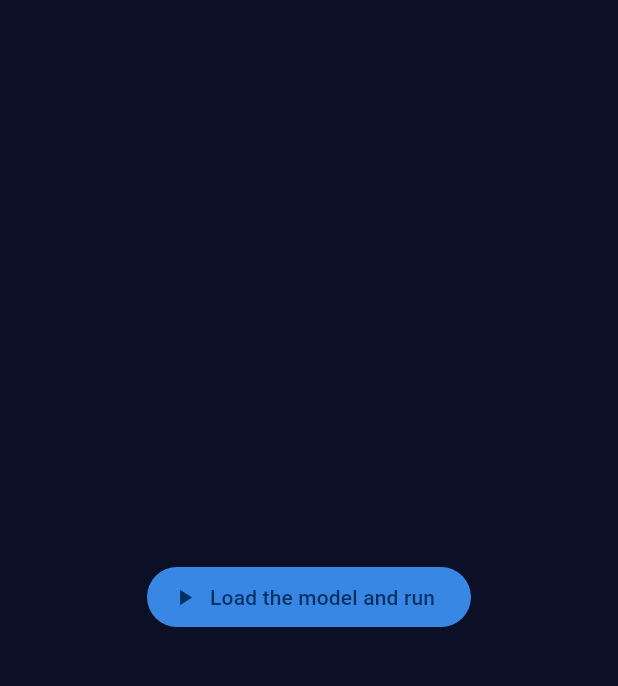
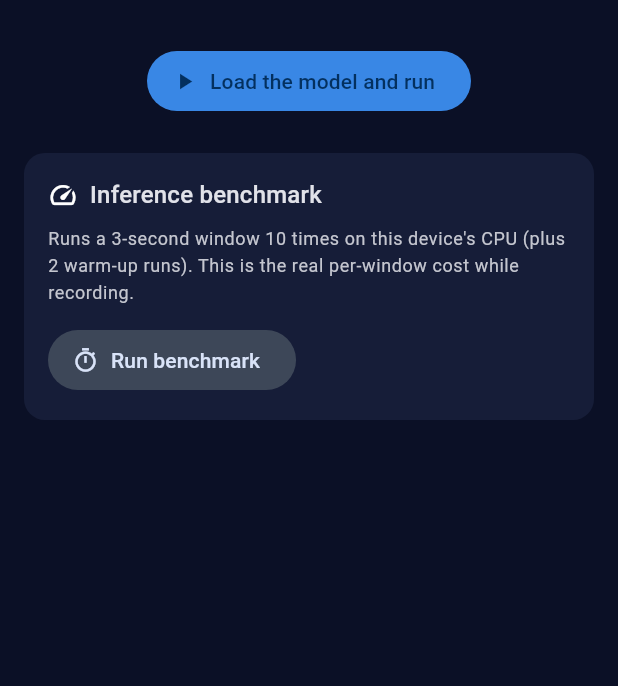
Before and after one commit to 14790897/sleep-secret, a Flutter app: the DiagnosticView screen opened by its route, on a phone screen of 412 x 824 dp, the part 63-749 px from its top. Run offline on Flutter 3.47's test engine with Material 3 defaults, Android fonts, the light colour scheme and no system bars; our stand-ins replace just_audio, package_info_plus, sqflite, sqflite_common_ffi; missing offline and left inert: file_selector, flutter_foreground_task, flutter_onnxruntime, record, saf_stream, saf_util; accounts and stored records are empty; generated files the repository leaves out were written again.

Commit message:
feat: 诊断页加推理基准按钮
在设备上直接量「一个 3 秒窗口要处理多久」：走和录音时完全相同的
classifySamples（预处理 + 推理 + 结果组装），2 次预热 + 10 次采样，
显示中位/最快/最慢。之前只有 PC 的 15ms 参考，真机数字一直是空的。

```diff
--- a/app/lib/l10n/app_en.arb
+++ b/app/lib/l10n/app_en.arb
@@ -153,6 +153,11 @@
   "diagLoadAndRun": "Load the model and run",
   "diagRunning": "Running…",
   "diagUnknownError": "Unknown error",
+  "diagBenchmarkTitle": "Inference benchmark",
+  "diagBenchmarkHint": "Runs a 3-second window 10 times on this device's CPU (plus 2 warm-up runs). This is the real per-window cost while recording.",
+  "diagBenchmarkRun": "Run benchmark",
+  "diagBenchmarkRunning": "Measuring…",
+  "diagBenchmarkResult": "Median {median} ms · fastest {min} ms · slowest {max} ms ({runs} runs, {seconds} s window)",
   "diagModel": "Model: {name}",
   "diagClassMapping": "{count} AudioSet labels → {categories} sleep categories",
   "diagMatchPc": "Matches the PC run",
--- a/app/lib/ui/features/diagnostic/view_models/diagnostic_view_model.dart
+++ b/app/lib/ui/features/diagnostic/view_models/diagnostic_view_model.dart
@@ -1,3 +1,5 @@
+import 'dart:math';
+
 import 'package:flutter/foundation.dart';
 
 import '../../../../data/services/diagnostic_fixtures.dart';
@@ -48,6 +50,42 @@ class ClipResult {
   }
 }
 
+/// 一次推理基准的结果。
+///
+/// 纯数据 + 纯计算，方便单测——耗时本身在测试里不可控，但「怎么从
+/// 一堆样本得到中位/最快/最慢」是可以单独验的。
+class InferenceBenchmark {
+  const InferenceBenchmark({
+    required this.runs,
+    required this.windowSeconds,
+    required this.medianMs,
+    required this.minMs,
+    required this.maxMs,
+  });
+
+  /// 从每次的毫秒耗时构造；空列表返回 null。
+  static InferenceBenchmark? fromSamples(
+    List<double> samples, {
+    required int windowSeconds,
+  }) {
+    if (samples.isEmpty) return null;
+    final sorted = [...samples]..sort();
+    return InferenceBenchmark(
+      runs: sorted.length,
+      windowSeconds: windowSeconds,
+      medianMs: sorted[sorted.length ~/ 2],
+      minMs: sorted.first,
+      maxMs: sorted.last,
+    );
+  }
+
+  final int runs;
+  final int windowSeconds;
+  final double medianMs;
+  final double minMs;
+  final double maxMs;
+}
+
 /// 诊断页的 ViewModel。
 ///
 /// 职责：加载模型、对夹具音频逐段推理、并与 PC 端期望值比对，
@@ -85,6 +123,69 @@ class DiagnosticViewModel extends ChangeNotifier {
 
   bool get allMatchPc =>
       _results.isNotEmpty && _results.every((r) => r.matchesPC);
+
+  /// 基准用的窗口长度，和 [AnalysisConfig.windowSeconds] 保持一致（3 秒）。
+  static const int benchmarkWindowSeconds = 3;
+
+  /// 预热次数：第一次推理会包含惰性分配和缓存填充，不该算进基准。
+  static const int _benchmarkWarmupRuns = 2;
+
+  /// 正式采样次数。10 次足够看出中位，又不会让用户等太久。
+  static const int _benchmarkRuns = 10;
+
+  bool _benchmarking = false;
+  bool get benchmarking => _benchmarking;
+
+  InferenceBenchmark? _benchmark;
+  InferenceBenchmark? get benchmark => _benchmark;
+
+  String? _benchmarkError;
+  String? get benchmarkError => _benchmarkError;
+
+  /// 在设备 CPU 上测「一段 3 秒窗口要处理多久」。
+  ///
+  /// 走的是和录音时完全相同的 [SleepAnalyzer.classifySamples]——
+  /// 包括预处理、推理和结果组装，所以这个数就是每个窗口的真实成本。
+  Future<void> runBenchmark() async {
+    if (_benchmarking) return;
+    _benchmarking = true;
+    _benchmarkError = null;
+    notifyListeners();
+
+    try {
+      await _analyzer.initialize();
+
+      // 固定种子的低幅噪声：模型耗时不取决于输入内容，固定下来结果才可比。
+      final rng = Random(7);
+      final samples = Float32List(16000 * benchmarkWindowSeconds);
+      for (var i = 0; i < samples.length; i++) {
+        samples[i] = (rng.nextDouble() * 2 - 1) * 0.05;
+      }
+
+      for (var i = 0; i < _benchmarkWarmupRuns; i++) {
+        await _analyzer.classifySamples(samples);
+      }
+
+      final timings = <double>[];
+      for (var i = 0; i < _benchmarkRuns; i++) {
+        final watch = Stopwatch()..start();
+        await _analyzer.classifySamples(samples);
+        watch.stop();
+        timings.add(watch.elapsedMicroseconds / 1000);
+      }
+
+      _benchmark = InferenceBenchmark.fromSamples(
+        timings,
+        windowSeconds: benchmarkWindowSeconds,
+      );
+    } catch (e, st) {
+      _benchmarkError = '$e';
+      debugPrint('推理基准失败: $e\n$st');
+    } finally {
+      _benchmarking = false;
+      notifyListeners();
+    }
+  }
 
   /// 加载模型并对全部夹具音频跑一遍。可重复调用。
   Future<void> run() async {
--- a/app/lib/ui/features/diagnostic/views/diagnostic_view.dart
+++ b/app/lib/ui/features/diagnostic/views/diagnostic_view.dart
@@ -36,13 +36,7 @@ class DiagnosticView extends StatelessWidget {
         listenable: viewModel,
         builder: (context, _) {
           return switch (viewModel.status) {
-            DiagnosticStatus.idle => _Centered(
-                child: FilledButton.icon(
-                  onPressed: viewModel.run,
-                  icon: const Icon(Icons.play_arrow),
-                  label: Text(context.l10n.diagLoadAndRun),
-                ),
-              ),
+            DiagnosticStatus.idle => _IdleView(viewModel: viewModel),
             DiagnosticStatus.loading => _Centered(
                 child: Column(
                   mainAxisSize: MainAxisSize.min,
@@ -106,7 +100,114 @@ class _ResultView extends StatelessWidget {
         ),
         const SizedBox(height: 16),
         for (final result in viewModel.results) _ClipCard(result: result),
+        const SizedBox(height: 8),
+        _BenchmarkCard(viewModel: viewModel),
       ],
+    );
+  }
+}
+
+/// 还没跑诊断时的首屏：加载并运行，外加推理基准。
+class _IdleView extends StatelessWidget {
+  const _IdleView({required this.viewModel});
+
+  final DiagnosticViewModel viewModel;
+
+  @override
+  Widget build(BuildContext context) {
+    return ListView(
+      padding: const EdgeInsets.all(16),
+      children: [
+        Center(
+          child: FilledButton.icon(
+            onPressed: viewModel.run,
+            icon: const Icon(Icons.play_arrow),
+            label: Text(context.l10n.diagLoadAndRun),
+          ),
+        ),
+        const SizedBox(height: 24),
+        _BenchmarkCard(viewModel: viewModel),
+      ],
+    );
+  }
+}
+
+/// 推理基准：每段 3 秒窗口在**这台设备的 CPU** 上要多久。
+class _BenchmarkCard extends StatelessWidget {
+  const _BenchmarkCard({required this.viewModel});
+
+  final DiagnosticViewModel viewModel;
+
+  @override
+  Widget build(BuildContext context) {
+    final theme = Theme.of(context);
+    final result = viewModel.benchmark;
+    return Card(
+      child: Padding(
+        padding: const EdgeInsets.all(16),
+        child: Column(
+          crossAxisAlignment: CrossAxisAlignment.start,
+          children: [
+            Row(
+              children: [
+                const Icon(Icons.speed, size: 20),
+                const SizedBox(width: 8),
+                Text(
+                  context.l10n.diagBenchmarkTitle,
+                  style: theme.textTheme.titleMedium,
+                ),
+              ],
+            ),
+            const SizedBox(height: 8),
+            Text(
+              context.l10n.diagBenchmarkHint,
+              style: theme.textTheme.bodySmall?.copyWith(
+                color: theme.colorScheme.onSurfaceVariant,
+                height: 1.5,
+              ),
+            ),
+            if (result != null) ...[
+              const SizedBox(height: 12),
+              Text(
+                context.l10n.diagBenchmarkResult(
+                  result.medianMs.toStringAsFixed(0),
+                  result.minMs.toStringAsFixed(0),
+                  result.maxMs.toStringAsFixed(0),
+                  result.runs,
+                  result.windowSeconds,
+                ),
+                style: theme.textTheme.bodyMedium?.copyWith(
+                  fontWeight: FontWeight.w600,
+                ),
+              ),
+            ],
+            if (viewModel.benchmarkError != null) ...[
+              const SizedBox(height: 12),
+              Text(
+                viewModel.benchmarkError!,
+                style: theme.textTheme.bodySmall?.copyWith(
+                  color: theme.colorScheme.error,
+                ),
+              ),
+            ],
+            const SizedBox(height: 12),
+            FilledButton.tonalIcon(
+              onPressed:
+                  viewModel.benchmarking ? null : viewModel.runBenchmark,
+              icon: viewModel.benchmarking
+                  ? const SizedBox(
+                      width: 16,
+                      height: 16,
+                      child: CircularProgressIndicator(strokeWidth: 2),
+                    )
+                  : const Icon(Icons.timer_outlined),
+              label: Text(viewModel.benchmarking
+                  ? context.l10n.diagBenchmarkRunning
+                  : context.l10n.diagBenchmarkRun),
+            ),
+          ],
+        ),
+      ),
     );
   }
 }
```
Also changed, not shown: app/lib/l10n/app_zh.arb (+24 -0 lines), 1 other file.
